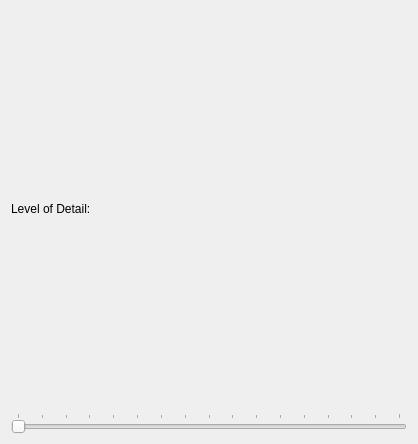
Before: the Qt Designer form src/DGLGui/ui/dgltextureviewitem.ui in scygan/debugler, drawn with Qt 5.
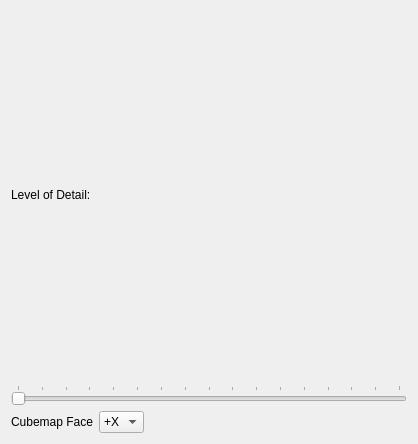
After: the same form once the commit is applied.

Commit message: Add support for cubemaps, 1D ant other textures. 3-dimensional textures still not supported.

What changed in the file:
```diff
--- a/src/DGLGui/ui/dgltextureviewitem.ui
+++ b/src/DGLGui/ui/dgltextureviewitem.ui
@@ -34,6 +34,64 @@
      </property>
     </widget>
    </item>
+   <item>
+    <layout class="QHBoxLayout" name="horizontalLayoutCubeMap">
+     <item>
+      <widget class="QLabel" name="labelCM">
+       <property name="text">
+        <string>Cubemap Face</string>
+       </property>
+      </widget>
+     </item>
+     <item>
+      <widget class="QComboBox" name="comboBoxCM">
+       <item>
+        <property name="text">
+         <string>+X</string>
+        </property>
+       </item>
+       <item>
+        <property name="text">
+         <string>-X</string>
+        </property>
+       </item>
+       <item>
+        <property name="text">
+         <string>+Y</string>
+        </property>
+       </item>
+       <item>
+        <property name="text">
+         <string>-Y</string>
+        </property>
+       </item>
+       <item>
+        <property name="text">
+         <string>+Z</string>
+        </property>
+       </item>
+       <item>
+        <property name="text">
+         <string>-Z</string>
+        </property>
+       </item>
+      </widget>
+     </item>
+     <item>
+      <spacer name="horizontalSpacer">
+       <property name="orientation">
+        <enum>Qt::Horizontal</enum>
+       </property>
+       <property name="sizeHint" stdset="0">
+        <size>
+         <width>40</width>
+         <height>20</height>
+        </size>
+       </property>
+      </spacer>
+     </item>
+    </layout>
+   </item>
   </layout>
  </widget>
  <resources/>
```
The commit also changes 5 other files.
